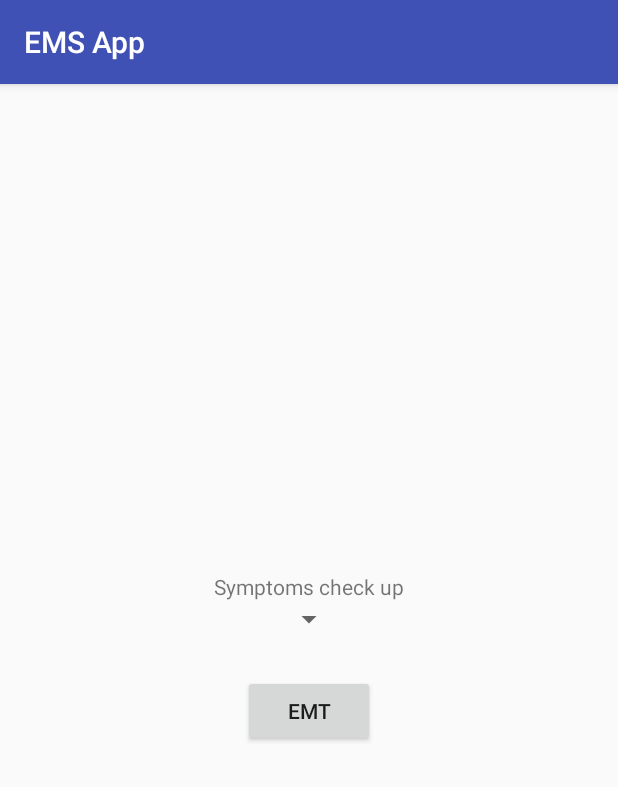
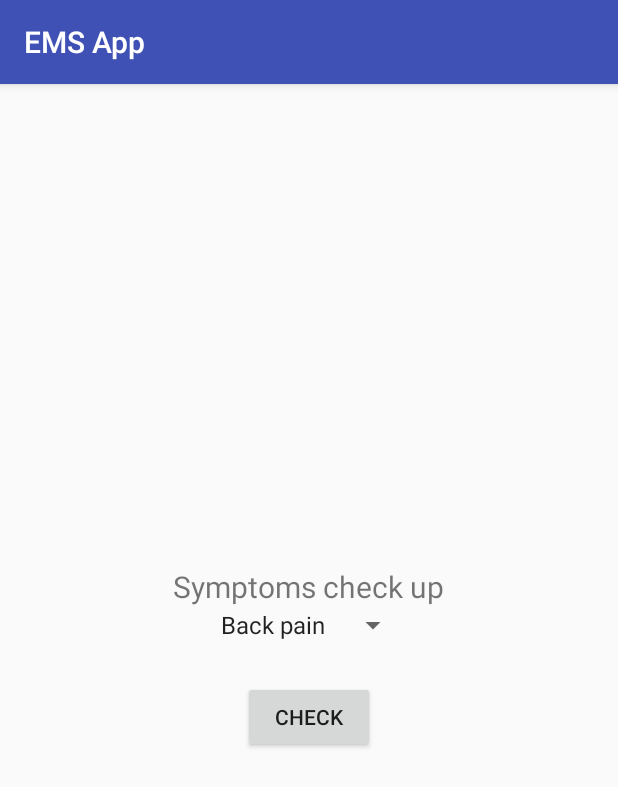
Before and after one commit to reymbarcelo/ems_project, an Android app: the screen it shows after launch (MainActivity), on a phone screen of 412 x 824 dp. Shown: the top 787 px of the screen. Run offline under Robolectric (Android 15) with nearby library versions, the phone set to English and light mode, and no system bars.

Commit message:
Merge branch 'master' into han-branch
# Conflicts:
#	app/src/main/res/layout/activity_main.xml

```diff
--- a/app/src/main/res/layout/activity_main.xml
+++ b/app/src/main/res/layout/activity_main.xml
@@ -16,6 +16,7 @@
         android:layout_width="wrap_content"
         android:layout_height="wrap_content"
         android:layout_gravity="center"
+        android:textSize="20sp"
         android:text="Symptoms check up"
         android:layout_alignParentTop="true"
         android:layout_alignParentLeft="true"
@@ -25,10 +26,13 @@
     <Spinner
         android:id="@+id/symptomList"
         android:layout_width="wrap_content"
+        android:entries="@array/symptomArray"
         android:layout_gravity="center"
         android:layout_height="wrap_content"></Spinner>
+
     <Button
-        android:text="EMT"
+        android:text="Check"
+        android:onClick="check"
         android:layout_width="wrap_content"
         android:layout_height="wrap_content"
         android:id="@+id/button"
--- a/app/src/main/res/values/strings.xml
+++ b/app/src/main/res/values/strings.xml
@@ -1,3 +1,10 @@
 <resources>
     <string name="app_name">EMS App</string>
+
+
+    <string-array name="symptomArray">
+        <item>Back pain</item>
+        <item>Cold</item>
+        <item>Cough</item>
+    </string-array>
 </resources>
```
Also changed, not shown: app/src/main/java/com/example/rey/emsapp/MainActivity.java (+12 -0 lines), app/src/main/java/com/example/rey/emsapp/SolutionActivity.java (+22 -1 lines), app/src/main/res/layout/activity_solution.xml (+11 -2 lines).
